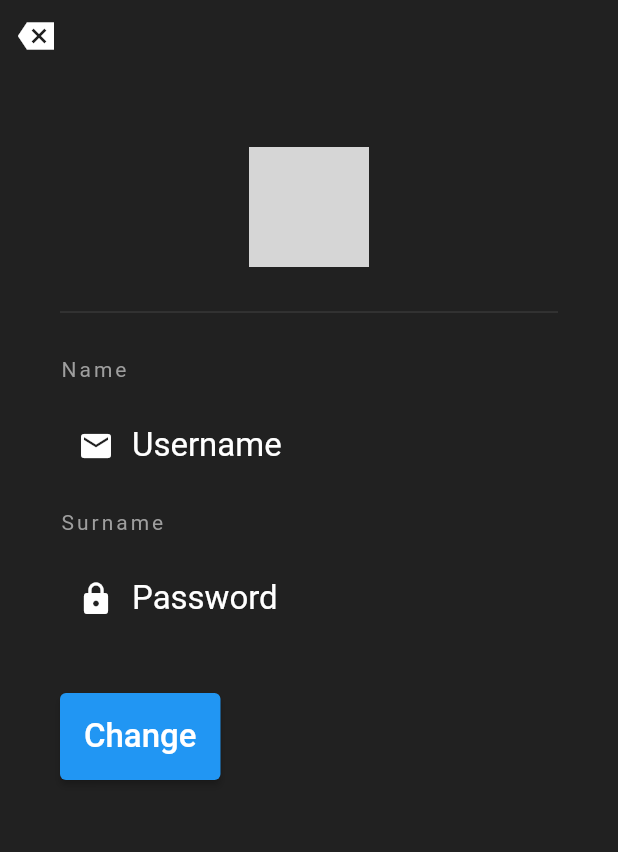
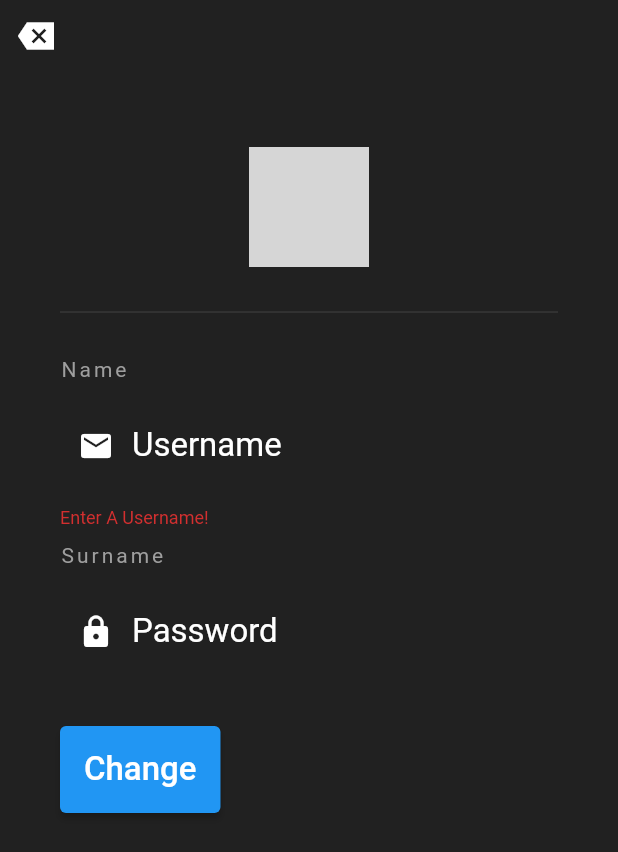
Before and after one commit to chadDowman/pb_serverapplication, a Flutter app: the Profile screen opened directly, after a tap on "Change", on a phone screen of 412 x 824 dp. Shown: the top 852 px of the screen. Run offline on Flutter 3.47's test engine with Material 2 defaults, Android fonts, the phone set to English and light mode, and no system bars; our stand-ins replace cloud_firestore, firebase_auth, firebase_storage, flutter_spinkit, fluttertoast, image_picker and 1 more; accounts and stored records are empty; network calls fail; grey boxes are pictures that could not be loaded.

Commit message:
Final Profile Screen Update

```diff
--- a/lib/screens/authenticate/login.dart
+++ b/lib/screens/authenticate/login.dart
@@ -160,7 +160,7 @@ class _LoginState extends State<Login> {
                                     ),
                                     TextButton(
                                       onPressed: () {
-                                        Navigator.push(context, MaterialPageRoute(builder: (context) => Profile()));
+                                        Navigator.push(context, MaterialPageRoute(builder: (context) => ForgotPassword()));
                                       },
                                       child: Text(
                                         'Forget Password?',
--- a/lib/screens/home/profile.dart
+++ b/lib/screens/home/profile.dart
@@ -13,7 +13,7 @@ import 'package:permission_handler/permission_handler.dart';
 final _formKey = GlobalKey<FormState>();
 
 class Profile extends StatefulWidget {
-  const Profile({Key key}) : super(key: key);
+
 
   @override
   _ProfileState createState() => _ProfileState();
@@ -22,11 +22,13 @@ class Profile extends StatefulWidget {
 class _ProfileState extends State<Profile> {
   String userUID;
   String username;
+  String usernameForField;
   String imageUrlGet;
   String imageUrl;
   final FirebaseAuth _auth = FirebaseAuth.instance;
   final CollectionReference userInfo =
       Firestore.instance.collection("Guild_Members");
+  final _formKey = GlobalKey<FormState>();
 
   @override
   Widget build(BuildContext context) {
@@ -69,6 +71,7 @@ class _ProfileState extends State<Profile> {
                   Container(
                     padding: const EdgeInsets.symmetric(horizontal: 40),
                     child: Form(
+                      key: _formKey,
                       child: Column(
                         crossAxisAlignment: CrossAxisAlignment.start,
                         children: <Widget>[
@@ -120,6 +123,14 @@ class _ProfileState extends State<Profile> {
                               ),
                               hintStyle: kbod,
                             ),
+                            validator: (val) => val.isEmpty
+                                ? "Enter A Username!"
+                                : null,
+                            onChanged: (val) {
+                              setState(() {
+                                usernameForField = val;
+                              });
+                            },
                           ),
                           SizedBox(height: 10),
                           Text(
@@ -147,7 +158,11 @@ class _ProfileState extends State<Profile> {
                           Row(
                             children: [
                               ElevatedButton(
-                                onPressed: () {},
+                                onPressed: () async{
+                                   if(_formKey.currentState.validate()){
+                                     await changeUsername();
+                                   }
+                                },
                                 child: Padding(
                                   padding: const EdgeInsets.symmetric(
                                       vertical: 16.0),
@@ -201,6 +216,13 @@ class _ProfileState extends State<Profile> {
     print(url);
   }
 
+  changeUsername() async{
+    await getUserUID();
+    await getUsersList();
+    await DatabaseService(uid: userUID).updateUserData(usernameForField, "member", imageUrlGet);
+    Fluttertoast.showToast(msg: "Username Successfully Updated");
+  }
+
   uploadImage() async {
     try {
       final _storage = FirebaseStorage.instance;
--- a/lib/services/database.dart
+++ b/lib/services/database.dart
@@ -27,6 +27,14 @@ class DatabaseService {
     });
   }
 
+  Future updateUsernameDataOnly(String username, String role, String imgUrl) async {
+    return await userInfo.document(uid).setData({
+      "username": username,
+    });
+  }
+
+
+
 
 
 
```
Also changed, not shown: lib/screens/home/home.dart (+4 -6 lines).
